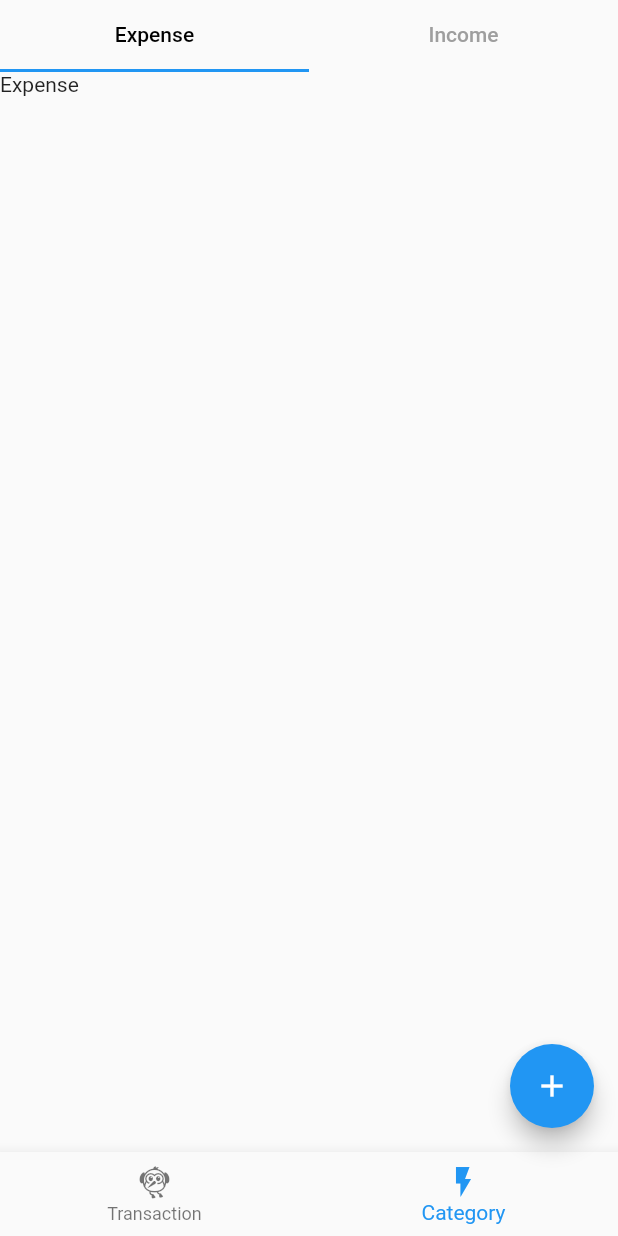
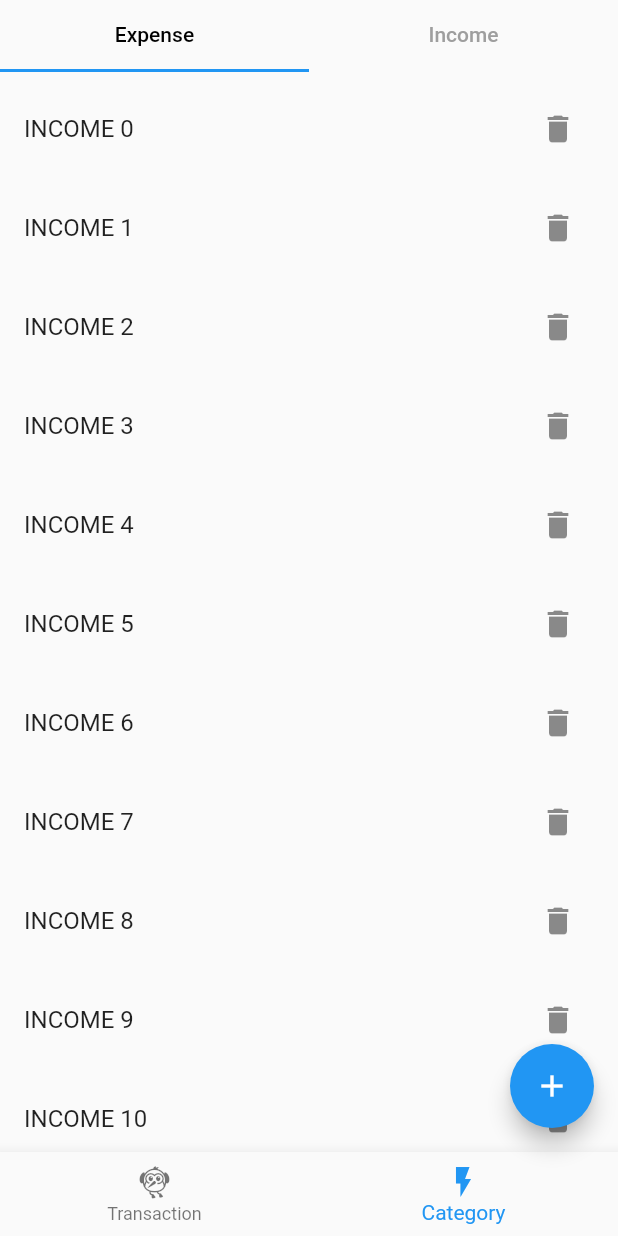
Before and after one commit to Akhil-ps-dev/learning_2, a Flutter app: the screen it shows after launch, item 2 of the bottom bar chosen, on a phone screen of 412 x 824 dp. Run offline on Flutter 3.47's test engine with Material 2 defaults, Android fonts, the phone set to English and light mode, and no system bars.

Commit message:
u i completed

```diff
--- a/lib/screens/category/cate.dart
+++ b/lib/screens/category/cate.dart
@@ -1,4 +1,6 @@
 import 'package:flutter/material.dart';
+import 'package:sample_6/screens/category/expense_cat_list.dart';
+import 'package:sample_6/screens/category/income_cat_list.dart';
 
 class ScreenCategory extends StatefulWidget {
   const ScreenCategory({super.key});
@@ -37,8 +39,8 @@ class _ScreenCategoryState extends State<ScreenCategory>
           child: TabBarView(
             controller: _tabcontoller,
             children: [
-              Text('Expense'),
-              Text('Income'),
+              Income(),
+              Expense(),
             ],
           ),
         )
--- /dev/null
+++ b/lib/screens/category/income_cat_list.dart
@@ -0,0 +1,22 @@
+import 'package:flutter/material.dart';
+
+class Income extends StatelessWidget {
+  const Income({super.key});
+
+  @override
+  Widget build(BuildContext context) {
+    return Scaffold(
+        body: ListView.separated(
+            itemBuilder: (ctx, index) => SizedBox(
+                  height: 10,
+                ),
+            separatorBuilder: ((ctx, index) => ListTile(
+                  title: Text("INCOME $index"),
+                  trailing: IconButton(
+                    icon: const Icon(Icons.delete),
+                    onPressed: () {},
+                  ),
+                )),
+            itemCount: 23));
+  }
+}
```
Also changed, not shown: lib/screens/category/expense_cat_list.dart (added, +22 -0 lines).
